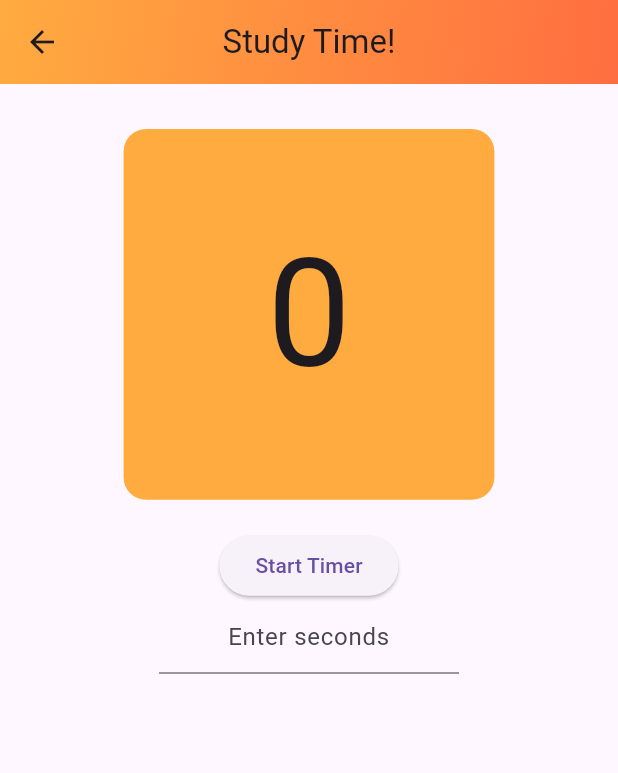
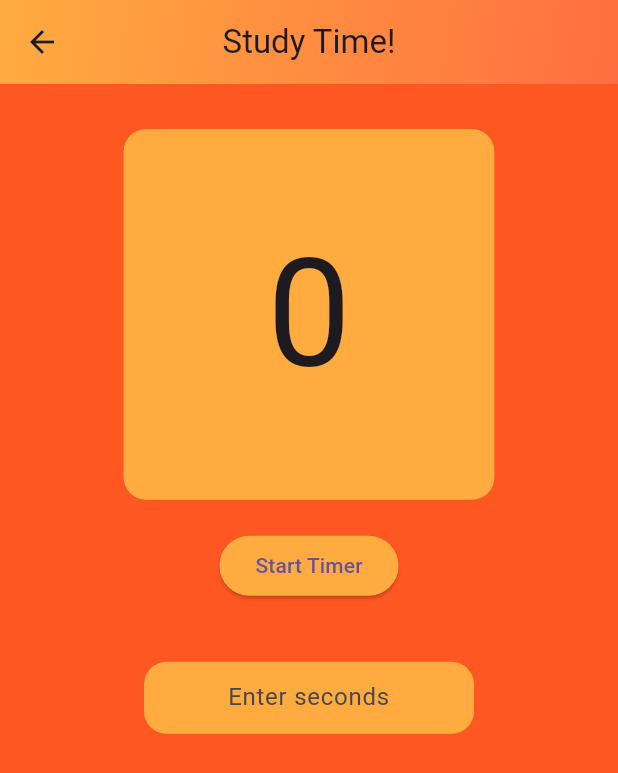
Before and after one commit to chubomis/Time-Management, a Flutter app: the screen it shows once a user with an empty profile is signed in, in the side drawer, after a tap on "Study Time", on a phone screen of 412 x 824 dp. Shown: the top 773 px of the screen. Run offline on Flutter 3.47's test engine with Material 3 defaults, Android fonts, the light colour scheme and no system bars; our stand-ins replace cloud_firestore, confetti, firebase_auth, firebase_core, flutter_slidable, lottie; accounts and stored records are empty.

Commit message:
First commit

```diff
--- a/lib/screens/StudyTime.dart
+++ b/lib/screens/StudyTime.dart
@@ -59,6 +59,7 @@ class _StudyTimeState extends State<StudyTime> {
   /// Displays button to start which on press will start the timer, displays the timer itself and an appbar
   Widget build(BuildContext context) {
     return Scaffold(
+      backgroundColor: Colors.deepOrange,
         appBar: AppBar(
           centerTitle: true,
           title: const Text("Study Time!"),
@@ -99,14 +100,23 @@ class _StudyTimeState extends State<StudyTime> {
               ElevatedButton(
                 onPressed: startTimer,
                 child: Text('Start Timer'),
+                style: ButtonStyle(backgroundColor: MaterialStateProperty.all(Colors.orangeAccent)),
               ),
-              SizedBox(
-                width: 200,
+              SizedBox(height: 40),
+              Container( // Wrap the TextField with a Container
+                width: 220, // Slightly larger width for the container
+                padding: EdgeInsets.symmetric(horizontal: 10), // Add some padding
+                decoration: BoxDecoration(
+                  color: Colors.orangeAccent, // Set the color
+                  borderRadius: BorderRadius.circular(15), // Same border radius
+                ),
                 child: TextField(
-                  controller: secondsController, textAlign: TextAlign.center,
+                  controller: secondsController,
+                  textAlign: TextAlign.center,
                   keyboardType: TextInputType.number,
                   decoration: InputDecoration(
                     hintText: "Enter seconds",
+                    border: InputBorder.none, // Remove TextField border
                   ),
                 ),
               ),
```
Also changed, not shown: pubspec.lock, 1 other file.
